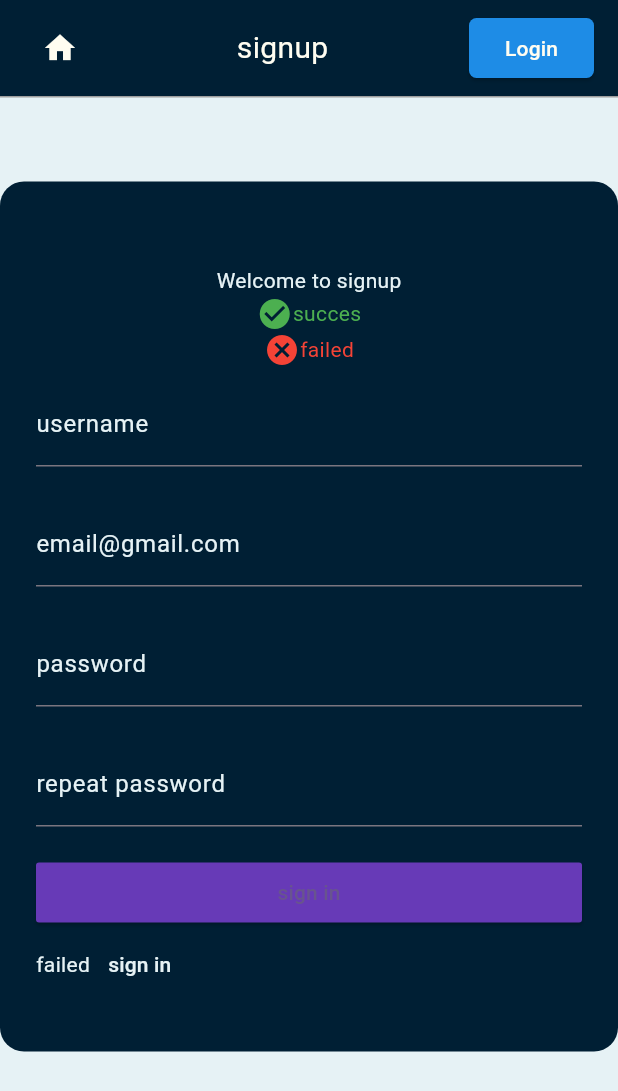
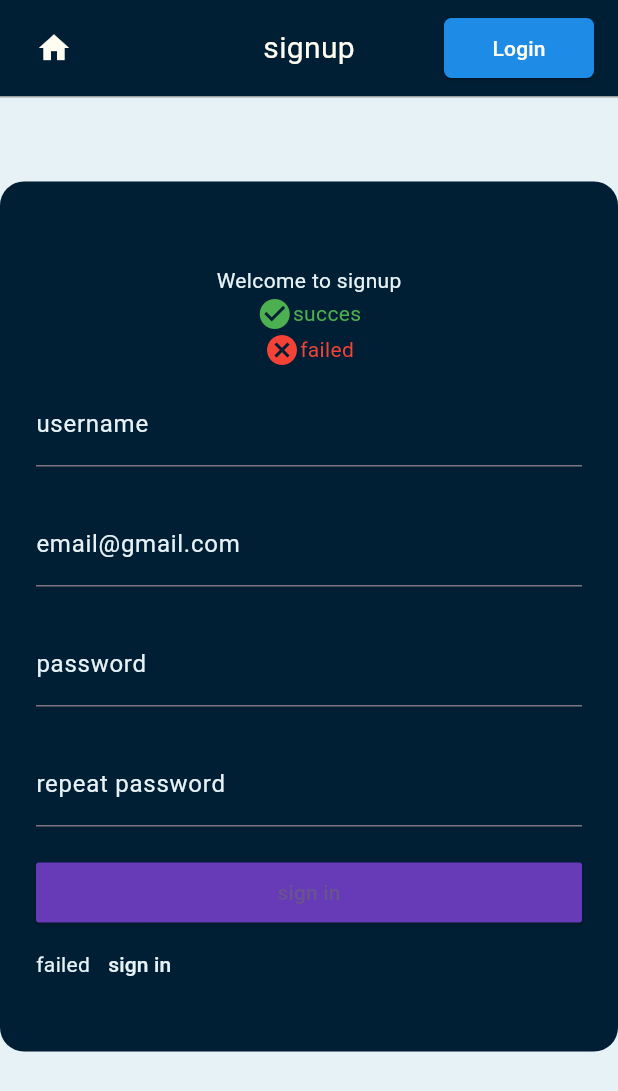
Before and after one commit to BenBlondeel-UCLL/Detective-Frontend, a Flutter app: the Signup screen opened by its route, on a phone screen of 412 x 824 dp. Shown: the top 1091 px of the screen. Run offline on Flutter 3.47's test engine with Material 3 defaults, Android fonts, the phone set to English and light mode, and no system bars; our stand-ins replace dio.

Commit message:
Centered header

```diff
--- a/lib/features/header.dart
+++ b/lib/features/header.dart
@@ -19,10 +19,13 @@ class Header extends StatelessWidget {
         child: Row(
           mainAxisAlignment: MainAxisAlignment.spaceBetween,
           children: [
-            IconButton(
+            SizedBox(
+              width: 100,
+              child: IconButton(
                 alignment: FractionalOffset.centerLeft,
                 onPressed: () { Navigator.pushNamed(context, '/'); },
                 icon: const Icon(Icons.home, color: CustomColors.secondary),
+              ),
             ),
             Expanded(
               flex: 1,
@@ -33,7 +36,9 @@ class Header extends StatelessWidget {
                 ),
               ),
             ),
-            ElevatedButton(
+            SizedBox(
+              width: 100,
+              child: ElevatedButton(
                 onPressed: () { Navigator.pushNamed(context, '/login'); },
                 style: ElevatedButton.styleFrom(
                   backgroundColor: CustomColors.buttonColor,
@@ -44,6 +49,7 @@ class Header extends StatelessWidget {
                 ),
                 child: const Text('Login', style: TextStyle(color: CustomColors.secondary)),
               ),
+            ),
           ],
         ),
       ),
```
Lines whose indentation alone changed are shown as unchanged.
